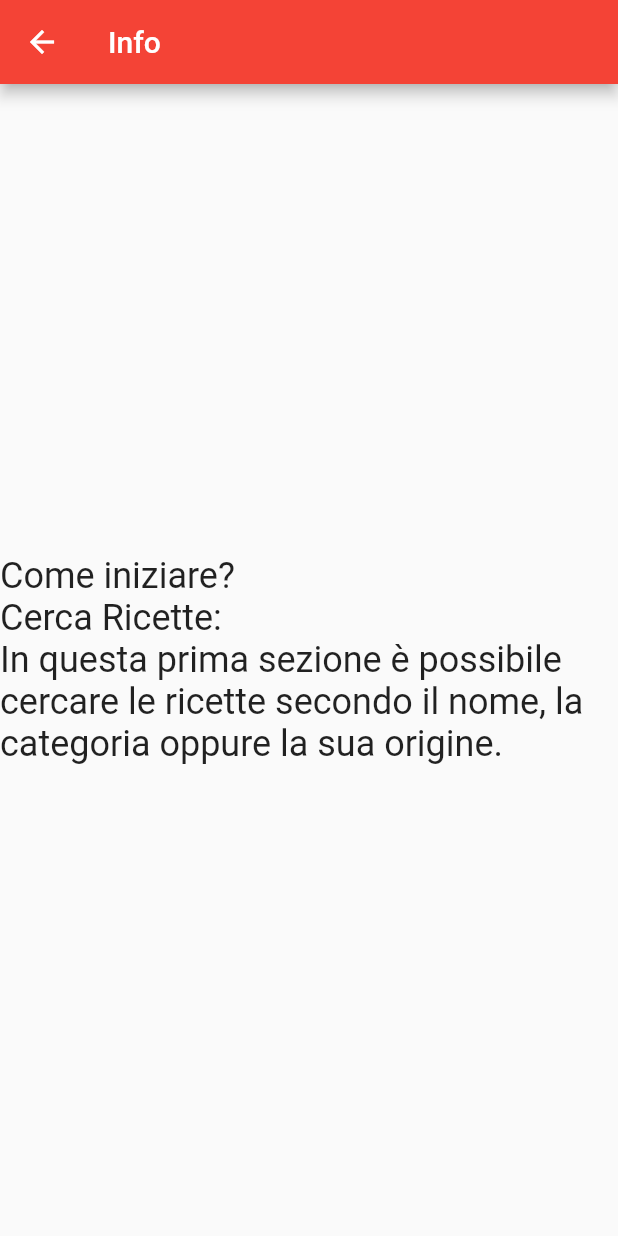
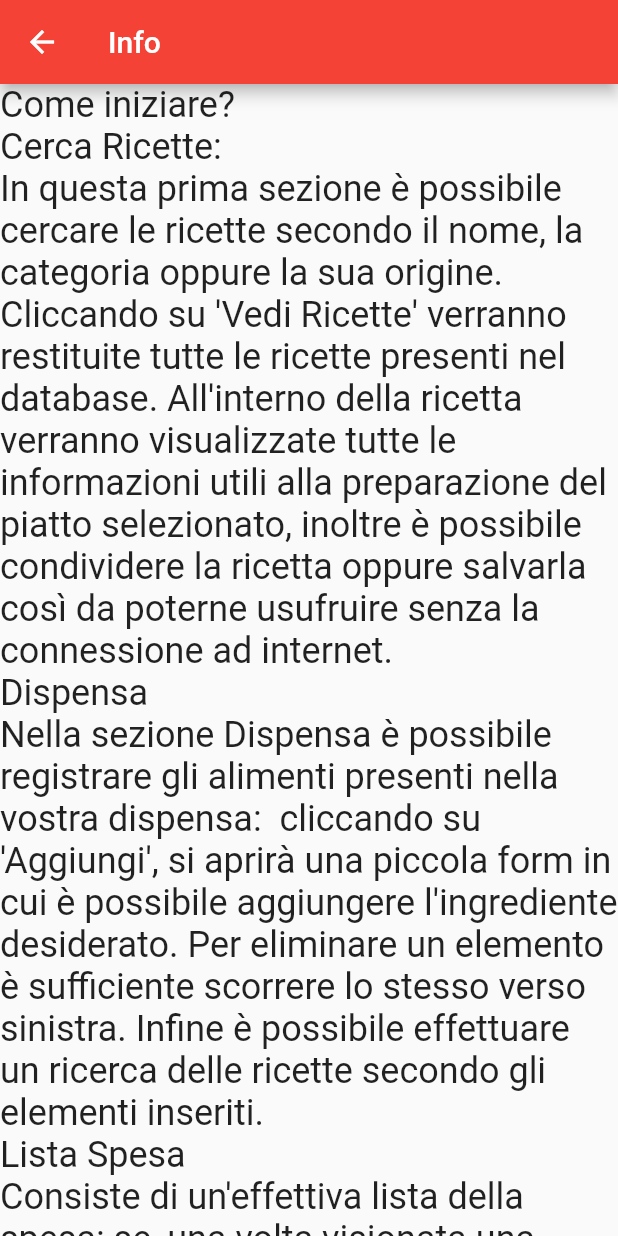
Before and after one commit to ChiaraAmalia/programmazioneMobileFlutter, a Flutter app: the RicetteCerca screen opened directly, after a tap on an icon or button, on a phone screen of 412 x 824 dp. Run offline on Flutter 3.47's test engine with Material 2 defaults, Android fonts, the phone set to English and light mode, and no system bars.

Commit message:
Info che scrollano

```diff
--- a/easycookingflutter/lib/RicetteCerca.dart
+++ b/easycookingflutter/lib/RicetteCerca.dart
@@ -99,10 +99,24 @@ class _RicetteCercaState extends State<RicetteCerca> {
                     appBar: AppBar(
                       title: const Text('Info'),
                     ),
-                    body: const Center(
+                    body: SingleChildScrollView(
                       child: Text(
                         'Come iniziare? \nCerca Ricette:\n'
-                            'In questa prima sezione è possibile cercare le ricette secondo il nome, la categoria oppure la sua origine. ',
+                            'In questa prima sezione è possibile cercare le ricette secondo il nome, la categoria oppure la sua origine. Cliccando su \'Vedi Ricette\' verranno restituite tutte le ricette presenti nel database. All\'interno della ricetta verranno visualizzate tutte le informazioni utili alla preparazione del piatto selezionato, inoltre è possibile condividere la ricetta oppure salvarla così da poterne usufruire senza la connessione ad internet.\n'
+                        'Dispensa\n'
+                            'Nella sezione Dispensa è possibile registrare gli alimenti presenti nella vostra dispensa:  cliccando su \'Aggiungi\', si aprirà una piccola form in cui è possibile aggiungere l\'ingrediente desiderato. Per eliminare un elemento è sufficiente scorrere lo stesso verso sinistra. Infine è possibile effettuare un ricerca delle ricette secondo gli elementi inseriti.\n'
+                            'Lista Spesa\n'
+                            'Consiste di un\'effettiva lista della spesa: se, una volta visionata una ricetta, l\'utente dovesse rendersi conto di non avere un ingrediente potrà andarlo ad aggiungere in questa area. Anche in questo caso, per eliminare un elemento sarà sufficiente scorrere lo stesso verso sinistra.\n'
+                            'Tue Ricette\n'
+                            '\'Ricette Tue\' è una funzionalità disponibile solo per gli utenti che hanno effettuato la registrazione: permette di creare ricette personalizzate secondo i gusti e le idee dell\'utente\n'
+                            'Login\n'
+                            'Questa sezione sarà visibile solo agli utenti che non hanno effettuato la registrazione. Consiste di una form simile a quella che si trova all\'avvio dell\'applicazione e permette di effettuare il login oppure di registrarsi.\n'
+                            'Offline\n'
+                            'Possiamo accedere a questa sezione semplicemente cliccando sul pulsante offline presente nelle varie aree dell\'applicazione. Qui potremo visualizzare ed accedere alle ricette che abbiamo salvato in precedenza.\n'
+                            'Ispirami\n'
+                            'Non sai cosa cucinare? Pur di non pensare accetteresti un piatto a base di frattaglie di cavallo? Questa è la funzione che fa per te. \'Ispierami\' genera per te una ricetta casuale dal nostro database, a tuo rischio e pericolo :)\n'
+                            'Contattaci\n'
+                            'Se hai domande puoi inviarci una mail. Se invece sei interessato ad ulteriori ricette puoi trovarci su instagram, dove le nostre esperte sono pronte a deliziarti con fantastici piatti!\n',
                         style: TextStyle(fontSize: 24),
                       ),
                     ),
```
